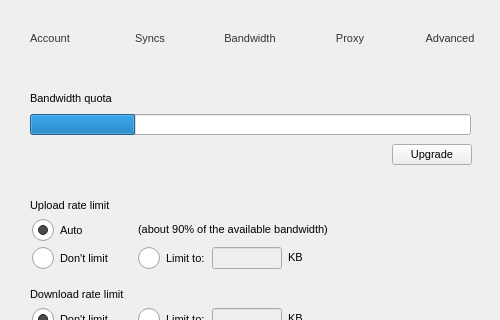
Qt form src/MEGASync/gui/win/SettingsDialog.ui (meganz/MEGAsync) before a commit; both pictures show x 0 to 500 and y 0 to 320 of the 500 by 533 pixel window.
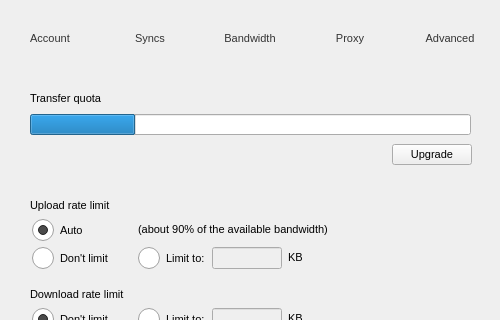
The same form after that commit. The open tabs and pages were chosen to show the change. Icons and pictures are not drawn.

Patch:
```diff
--- a/src/MEGASync/gui/win/SettingsDialog.ui
+++ b/src/MEGASync/gui/win/SettingsDialog.ui
@@ -2019,7 +2019,7 @@
              <string notr="true"/>
             </property>
             <property name="text">
-             <string>Bandwidth quota</string>
+             <string>Transfer quota</string>
             </property>
             <property name="margin">
              <number>0</number>
```
